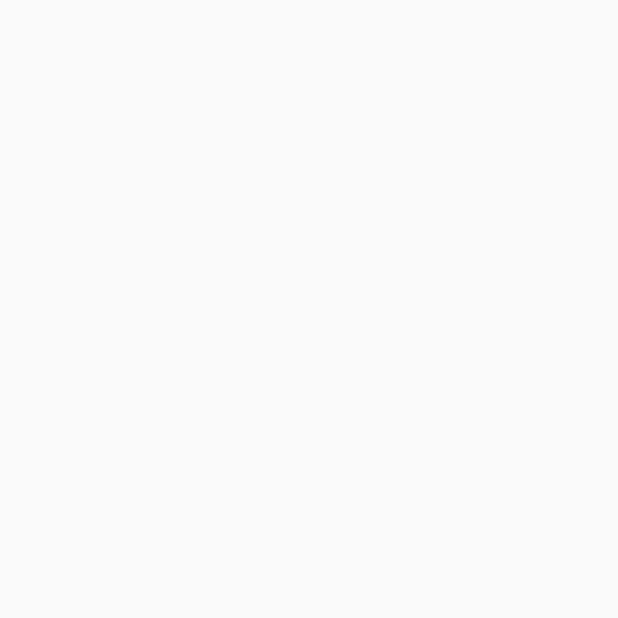
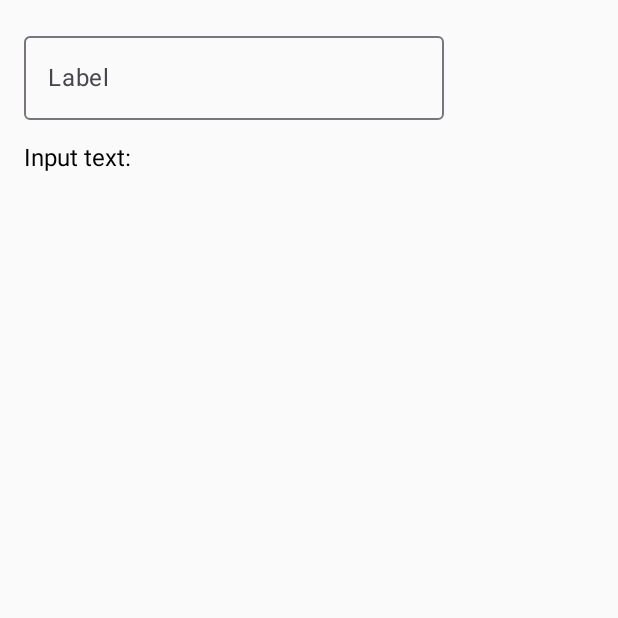
Before and after one commit to nshiraki/jetpack-compose-sandbox, an Android app built with Jetpack Compose: the screen it shows after launch (MainActivity), on a phone screen of 412 x 824 dp, the top half of it. Before the commit the part shown is empty. Run offline under Robolectric (Android 15) with nearby library versions, the phone set to English and light mode, and no system bars.

Commit message:
TextFieldコンポーネントを利用した処理を追加

```diff
--- a/TextFieldEx/app/src/main/java/com/example/textfieldex/MainActivity.kt
+++ b/TextFieldEx/app/src/main/java/com/example/textfieldex/MainActivity.kt
@@ -3,9 +3,25 @@ package com.example.textfieldex
 import android.os.Bundle
 import androidx.activity.ComponentActivity
 import androidx.activity.compose.setContent
+import androidx.compose.foundation.layout.Column
+import androidx.compose.foundation.layout.Spacer
+import androidx.compose.foundation.layout.fillMaxSize
+import androidx.compose.foundation.layout.height
+import androidx.compose.foundation.layout.padding
+import androidx.compose.material3.ExperimentalMaterial3Api
+import androidx.compose.material3.OutlinedTextField
+import androidx.compose.material3.Text
 import androidx.compose.runtime.Composable
+import androidx.compose.runtime.mutableStateOf
+import androidx.compose.runtime.remember
+import androidx.compose.ui.Modifier
+import androidx.compose.ui.graphics.Color
 import androidx.compose.ui.tooling.preview.Preview
+import androidx.compose.ui.unit.dp
+import androidx.compose.ui.unit.sp
 
+// TextFieldコンポーネントを利用した処理を作成
+// TextFieldとOutlinedTextFieldの2種類のコンポーネントが用意されているが、今回はOutlinedTextFieldを利用
 class MainActivity : ComponentActivity() {
     override fun onCreate(savedInstanceState: Bundle?) {
         super.onCreate(savedInstanceState)
@@ -15,7 +31,37 @@ class MainActivity : ComponentActivity() {
     }
 }
 
+@OptIn(ExperimentalMaterial3Api::class)
 @Preview(showBackground = true)
 @Composable
 fun AppScreen() {
+    val text = remember { mutableStateOf("") }
+
+    Column(
+        modifier = Modifier
+            .fillMaxSize()
+            .padding(16.dp)
+    ) {
+
+        OutlinedTextField(
+            value = text.value,
+            onValueChange = { newValue ->
+                // 新しく変更されたテキストを格納
+                text.value = newValue
+            },
+            // label: 入力欄の表示。フォーカスが当たると小さくなり、外枠部分に表示される
+            label = { Text(text = "Label") },
+            // placeholder: 説明文の表示。入力文字がない場合に表示され、文字を入力すると表示が消える。
+            placeholder = { Text(text = "ここにテキストを入力", color = Color.Gray) },
+        )
+
+        // 余白
+        Spacer(modifier = Modifier.height(16.dp))
+
+        // 変更時に格納したテキストを表示
+        Text(
+            text = "Input text: ${text.value}",
+            fontSize = 16.sp
+        )
+    }
 }
```
Also changed, not shown: 3 other files.
